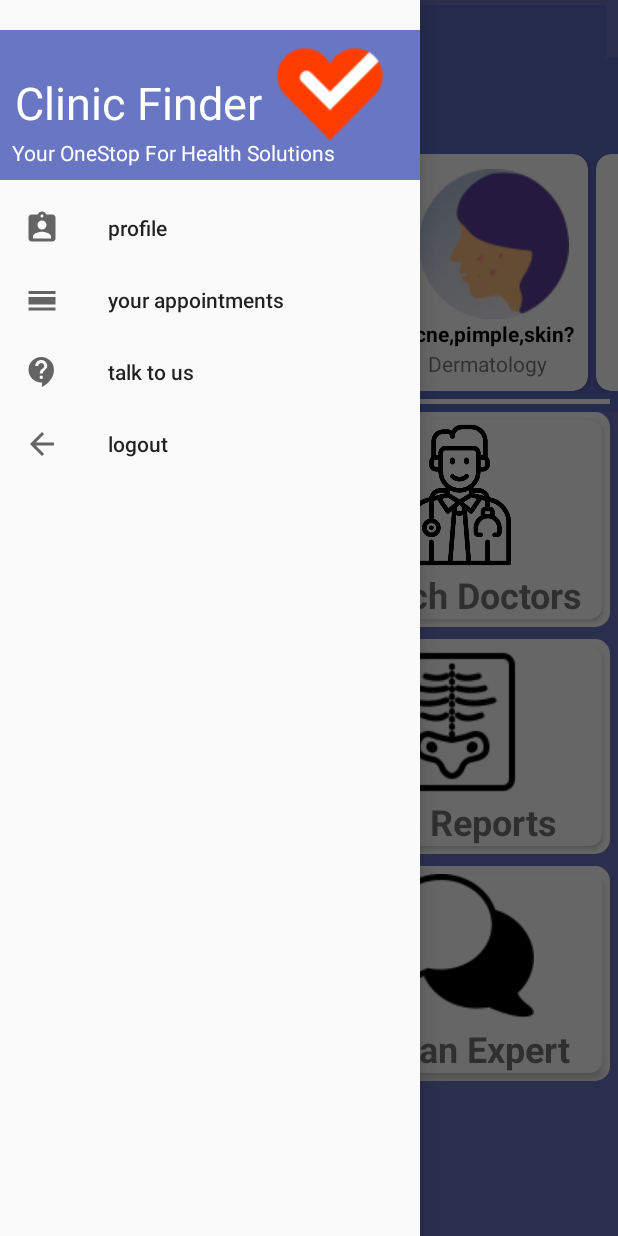
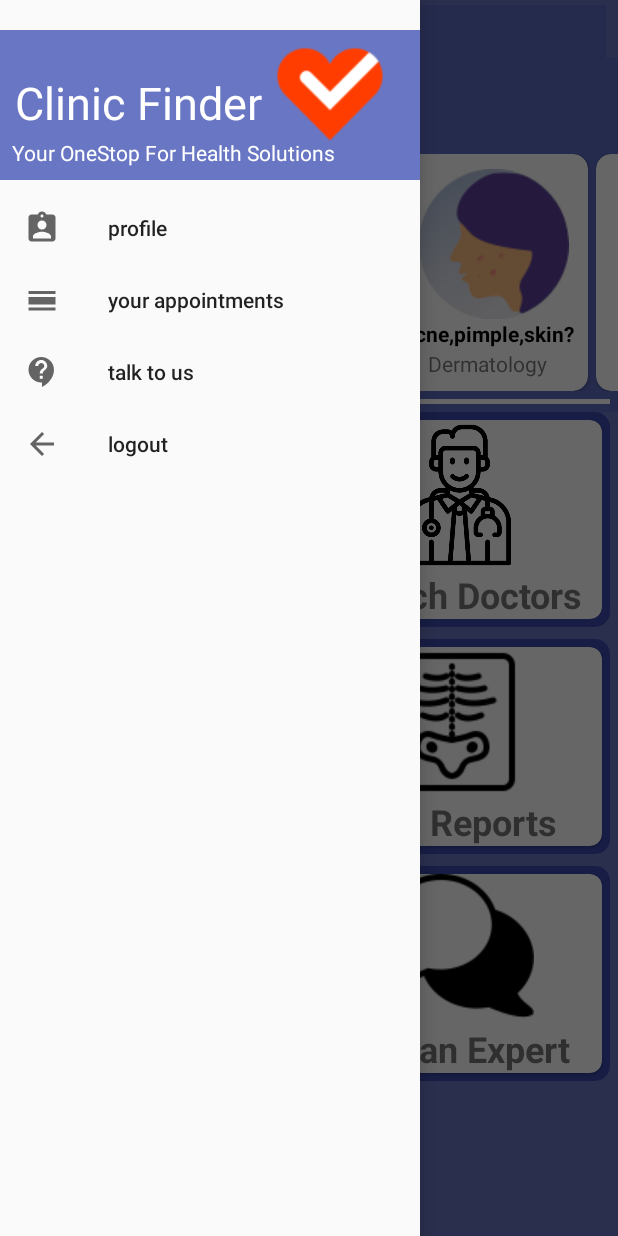
Before and after one commit to nk17x/clinicFinder, an Android app: the screen it shows after launch once a user with an empty profile is signed in (MainActivity), with the side drawer open, on a phone screen of 412 x 824 dp. Run offline under Robolectric (Android 15) with nearby library versions, the phone set to English and light mode, and no system bars; our stand-ins replace Firebase (no records; nobody signed in at launch, a user with empty details on screens opened directly); Roboto replaces fonts that are not available here.

Commit message:
2:38,5/9 layout changes,foreground enhance... more to go...

```diff
--- a/app/src/main/res/drawable/shape.xml
+++ b/app/src/main/res/drawable/shape.xml
@@ -3,7 +3,8 @@
 <shape xmlns:android="http://schemas.android.com/apk/res/android"
     android:shape="rectangle"
     >
-    <solid android:color="#ffffff" />
+    <solid android:color="#3949AB"
+       />
     <corners
         android:bottomRightRadius="10dp"
         android:bottomLeftRadius="10dp"
--- a/app/src/main/res/layout/activity_main.xml
+++ b/app/src/main/res/layout/activity_main.xml
@@ -422,7 +422,8 @@
                     android:layout_height="wrap_content"
                     android:layout_margin="5dp"
                     android:layout_weight="1"
-                    app:cardCornerRadius="8dp">
+                    app:cardCornerRadius="8dp"
+                    app:cardElevation="1dp">
 
                     <RelativeLayout
                         android:layout_width="match_parent"
@@ -454,7 +455,7 @@
                     android:layout_margin="5dp"
                     android:layout_weight="1"
                     app:cardCornerRadius="8dp"
-                    app:cardElevation="2dp">
+                    app:cardElevation="1dp">
 
                     <RelativeLayout
                         android:layout_width="match_parent"
@@ -501,6 +502,7 @@
                     android:layout_margin="5dp"
                     android:layout_weight="1"
 
+                    android:foregroundTint="#00F8F3F3"
                     app:cardCornerRadius="8dp"
                     app:cardElevation="1dp">
 
@@ -536,9 +538,8 @@
                     android:layout_height="wrap_content"
                     android:layout_margin="5dp"
                     android:layout_weight="1"
-                    android:elevation="5dp"
                     app:cardCornerRadius="8dp"
-                    app:cardMaxElevation="2dp">
+                    app:cardElevation="1dp">
 
                     <RelativeLayout
                         android:layout_width="match_parent"
@@ -584,7 +585,7 @@
                     android:layout_margin="5dp"
                     android:layout_weight="1"
                     app:cardCornerRadius="8dp"
-                    app:cardElevation="4dp">
+                    app:cardElevation="1dp">
 
                     <RelativeLayout
                         android:layout_width="match_parent"
@@ -616,7 +617,7 @@
                     android:layout_margin="5dp"
                     android:layout_weight="1"
                     app:cardCornerRadius="8dp"
-                    app:cardElevation="4dp">
+                    app:cardElevation="1dp">
 
                     <RelativeLayout
                         android:layout_width="match_parent"
--- a/app/src/main/res/layout/activity_splash_screen.xml
+++ b/app/src/main/res/layout/activity_splash_screen.xml
@@ -4,6 +4,7 @@
     xmlns:tools="http://schemas.android.com/tools"
     android:layout_width="match_parent"
     android:layout_height="match_parent"
+    android:background="#E95C6BC0"
     tools:context=".splashScreen">
 
     <ImageView
```
